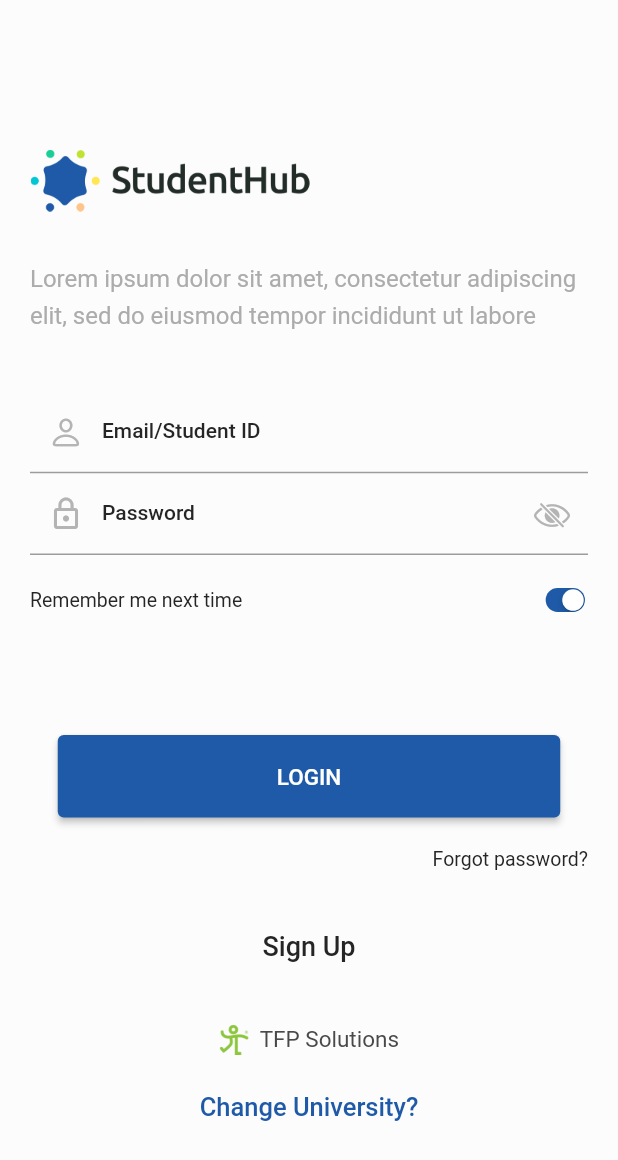
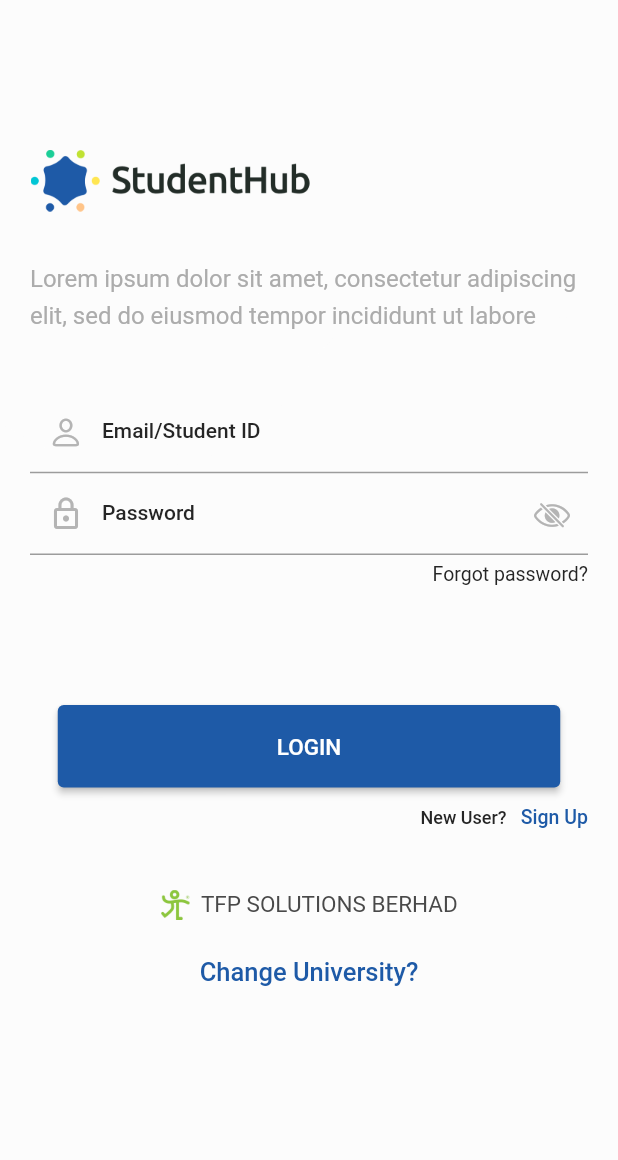
Before and after one commit to tipu0710/studenthub2, a Flutter app: the Login screen opened directly, on a phone screen of 412 x 824 dp. Shown: the top 1160 px of the screen. Run offline on Flutter 3.47's test engine with Material 2 defaults, Android fonts, the phone set to English and light mode, and no system bars; drawn by our look-alikes of oktoast; our stand-ins replace cached_network_image, dio, flutter_local_notifications, pin_code_fields, shared_preferences, simple_animations and 3 more; missing offline and left inert: encrypt, qr_code_scanner; accounts and stored records are empty; network calls fail; Roboto replaces fonts that are missing (Microsoft YaHei UI, Poppins).

Commit message:
several bug fixed

```diff
--- a/lib/main.dart
+++ b/lib/main.dart
@@ -9,7 +9,7 @@
 import 'package:studenthub2/ui/university/view/university.dart';
 
 import 'ui/auth/login/view/login.dart';
-import 'ui/calender/controller/notification_controller.dart';
+import 'ui/calendar/controller/notification_controller.dart';
 
 void main() async {
   WidgetsFlutterBinding.ensureInitialized();
--- a/lib/ui/auth/login/view/login.dart
+++ b/lib/ui/auth/login/view/login.dart
@@ -25,8 +25,6 @@
   final _formKey = GlobalKey<FormState>();
 
   LoginController loginController;
-
-  bool rememberValue = true;
 
   @override
   void initState() {
@@ -87,27 +85,27 @@
                     ),
                     email(),
                     password(),
-                    remember(),
+                    SizedBox(height: 5,),
+                    SizedBox(
+                      height: 15,
+                      child: forgotPass(),
+                    ),
                     SizedBox(
                       height: 40,
                     ),
                     UiHelper().button(
                         context: context,
                         title: "LOGIN",
+                        bottomMargin: 5,
                         anim: true,
                         onPressed: () async {
                           if (_formKey.currentState.validate()) {
-                            print(rememberValue);
-                            await loginController.login(emailController.text,
-                                passwordController.text, rememberValue);
+                            await loginController.login(
+                                emailController.text, passwordController.text);
                           }
                         }),
                     SizedBox(
-                      height: 15,
-                      child: forgotPass(),
-                    ),
-                    SizedBox(
-                      height: 40,
+                      height: 0,
                     ),
                     signUp(),
                     SizedBox(
@@ -131,24 +129,35 @@
     );
   }
 
+
   Widget signUp() {
     return InkWell(
       onTap: () {
         Navigator.push(context, MaterialPageRoute(builder: (_) => Register()));
       },
-      child: Center(
-        child: Text(
-          'Sign Up',
+      child: Align(
+        alignment: Alignment.centerRight,
+        child: RichText(
+          text: TextSpan(
+              text: "New User? ",
               style: TextStyle(
                 fontFamily: 'Roboto',
-            fontSize: 18,
+                fontSize: 12,
                 color: const Color(0xff252525),
                 fontWeight: FontWeight.w500,
                 height: 1.8,
               ),
-          textHeightBehavior:
-              TextHeightBehavior(applyHeightToFirstAscent: false),
-          textAlign: TextAlign.left,
+              children: [
+                TextSpan(
+                    text: "  Sign Up",
+                    style: TextStyle(
+                      fontFamily: 'Roboto',
+                      fontSize: 13,
+                      color: primaryColor,
+                      fontWeight: FontWeight.w500,
+                      height: 1.8,
+                    ))
+              ]),
         ),
       ),
     );
@@ -189,45 +198,13 @@
             fit: BoxFit.fitHeight,
           ),
           Text(
-            '  TFP Solutions',
+            '  TFP SOLUTIONS BERHAD',
             style: TextStyle(
               fontFamily: 'Microsoft YaHei UI',
               fontSize: 15,
               color: const Color(0xff494949),
             ),
             textAlign: TextAlign.left,
-          ),
-        ],
-      ),
-    );
-  }
-
-  Widget remember() {
-    return Container(
-      height: 20,
-      margin: EdgeInsets.only(top: 20),
-      child: Row(
-        mainAxisAlignment: MainAxisAlignment.spaceBetween,
-        children: [
-          Text(
-            'Remember me next time ',
-            style: TextStyle(
-              fontFamily: 'Roboto',
-              fontSize: 13,
-              color: const Color(0xff252525),
-            ),
-            textAlign: TextAlign.left,
-          ),
-          FittedBox(
-            child: CupertinoSwitch(
-              value: rememberValue,
-              activeColor: Color(0xff1E5AA7),
-              onChanged: (value) {
-                setState(() {
-                  rememberValue = value;
-                });
-              },
-            ),
           ),
         ],
       ),
--- a/lib/ui/auth/register/controller/reg_controller.dart
+++ b/lib/ui/auth/register/controller/reg_controller.dart
@@ -108,6 +108,8 @@
         return;
       }
     }
+
+    registerModel.fullName = registerModel.fullName.capitalize();
     String s = jsonEncode(registerModel.toJson());
     Response response = await ApiService.postMethod(
         "https://studenthub.smartcampus.com.my/api/Home/StudentMobileApi/Register?input=${DataProcess.getEncryptedData(s)}",
--- a/lib/ui/home/view/home.dart
+++ b/lib/ui/home/view/home.dart
@@ -2,7 +2,7 @@
 import 'package:flutter/material.dart';
 import 'package:studenthub2/global.dart';
 import 'package:studenthub2/service/api/api_service.dart';
-import 'package:studenthub2/ui/calender/view/calender.dart';
+import 'package:studenthub2/ui/calendar/view/calendar.dart';
 import 'package:studenthub2/ui/home/controller/home_controller.dart';
 import 'package:studenthub2/ui/parent/view/parent.dart';
 import 'package:studenthub2/ui_helper/custom_icons.dart';
@@ -215,7 +215,7 @@
                     Navigator.push(
                         context,
                         MaterialPageRoute(
-                            builder: (_) => Calender()));
+                            builder: (_) => Calendar()));
                   },
                 ),
                 menuCard(
@@ -469,7 +469,7 @@
                       overflow: TextOverflow.ellipsis,
                     ),
                     Text(
-                      'Student Id: ${profileModel?.id ?? 0}',
+                      'Student Id: ${profileModel?.institutionDetails?.matricId ?? 0}',
                       style: TextStyle(
                         fontFamily: 'Roboto',
                         fontSize: 13,
--- a/lib/ui/parent/view/parent.dart
+++ b/lib/ui/parent/view/parent.dart
@@ -1,6 +1,6 @@
 import 'package:flutter/material.dart';
 import 'package:flutter/services.dart';
-import 'package:studenthub2/ui/calender/controller/notification_controller.dart';
+import 'package:studenthub2/ui/calendar/controller/notification_controller.dart';
 import 'package:studenthub2/ui/home/view/home.dart';
 import 'package:studenthub2/ui/notification/view/notification.dart';
 import 'package:studenthub2/ui/profile/view/profile.dart';
--- a/lib/ui/profile/view/profile.dart
+++ b/lib/ui/profile/view/profile.dart
@@ -58,7 +58,7 @@
                     Container(
                       margin: EdgeInsets.only(top: 0),
                       child: Text(
-                        profileModel.id,
+                        profileModel.institutionDetails.matricId,
                         style: TextStyle(
                           fontFamily: 'Roboto',
                           fontSize: 15,
--- a/lib/ui/university/view/university.dart
+++ b/lib/ui/university/view/university.dart
@@ -53,7 +53,7 @@
             Container(
               margin: EdgeInsets.only(left: 20, right: 20),
               child: UiHelper().input(_textEditingController, "University",
-                  suffixIcon: Icons.search,
+                  suffixIcon: Icon(Icons.search),
                   textInputAction: TextInputAction.done, onChange: (data) {
                 _universityController.updateController(data);
               }),
--- a/lib/ui_helper/effect.dart
+++ b/lib/ui_helper/effect.dart
@@ -35,13 +35,12 @@
     if (!widget.isLoading) {
       return widget.child;
     }
-
     return ShaderMask(
       blendMode: BlendMode.srcATop,
       shaderCallback: (bounds) {
         return _shimmerGradient.createShader(bounds);
       },
-      child: widget.child,
+      child: IgnorePointer(ignoring: widget.isLoading, child: widget.child),
     );
   }
 }
--- a/lib/ui_helper/ui_helper.dart
+++ b/lib/ui_helper/ui_helper.dart
@@ -1,5 +1,6 @@
 import 'dart:async';
 import 'package:flutter/material.dart';
+import 'package:flutter/services.dart';
 import 'package:studenthub2/global.dart';
 import 'package:studenthub2/ui/parent/view/parent.dart';
 import 'package:studenthub2/ui_helper/button_anim.dart';
@@ -9,8 +10,13 @@
       {TextInputAction textInputAction = TextInputAction.next,
       TextInputType textInputType = TextInputType.text,
       String Function(String) validator,
-      IconData suffixIcon,
+      Widget suffixIcon,
+      bool obscureText,
+      bool capsOn = false,
       Function(String) onChange}) {
+    if (obscureText == null) {
+      obscureText = textInputType == TextInputType.visiblePassword;
+    }
     return Builder(
       builder: (context) => Container(
         margin: EdgeInsets.only(top: 15),
@@ -18,8 +24,9 @@
           keyboardType: textInputType,
           controller: controller,
           textInputAction: textInputAction,
-          obscureText: textInputType == TextInputType.visiblePassword,
+          obscureText: obscureText ?? false,
           onChanged: onChange,
+          inputFormatters: capsOn ? [UpperCaseTextFormatter()] : [],
           style: TextStyle(
             fontFamily: 'Roboto',
             fontSize: 14,
@@ -31,7 +38,7 @@
           },
           decoration: InputDecoration(
             contentPadding: EdgeInsets.only(left: 10, right: 15),
-            suffixIcon: suffixIcon != null ? Icon(suffixIcon) : null,
+            suffixIcon: suffixIcon,
             labelText: label,
             labelStyle: TextStyle(
               fontFamily: 'Roboto',
@@ -121,6 +128,7 @@
       @required Function() onPressed,
       bool anim = false,
       double topMargin = 40,
+      double bottomMargin = 20,
       Color color,
       double width,
       double height,
@@ -132,16 +140,16 @@
             mainChild: Container(
               height: height ?? 55,
               width: width ?? 335,
-              margin: EdgeInsets.only(top: topMargin, bottom: 20),
+              margin: EdgeInsets.only(top: topMargin, bottom: bottomMargin),
               decoration: BoxDecoration(
                 borderRadius: BorderRadius.circular(5.0),
               ),
               child: ElevatedButton(
                 onPressed: () async {
                   valueNotifier.value = AnimState.loadingStart;
-                  try{
+                  try {
                     await onPressed();
-                  }catch (e){
+                  } catch (e) {
                     print(e);
                     showMessage("Something went wrong!");
                   }
@@ -270,3 +278,14 @@
         });
   }
 }
+
+class UpperCaseTextFormatter extends TextInputFormatter {
+  @override
+  TextEditingValue formatEditUpdate(
+      TextEditingValue oldValue, TextEditingValue newValue) {
+    return TextEditingValue(
+      text: newValue.text?.toUpperCase(),
+      selection: newValue.selection,
+    );
+  }
+}
```
Also changed, not shown: lib/global.dart (+11 -0 lines), lib/ui/auth/login/controller/login_controller.dart (+3 -4 lines), lib/ui/auth/password/view/password.dart (+25 -9 lines), lib/ui/auth/pin/controller/pin_controller.dart (+6 -13 lines), lib/ui/auth/pin/view/pin.dart (+78 -22 lines), lib/ui/auth/register/view/register.dart (+12 -8 lines), lib/ui/calendar/controller/calendar_controller.dart (renamed from lib/ui/calender/controller/calender_controller.dart, +12 -3 lines), lib/ui/calendar/view/calendar.dart (renamed from lib/ui/calender/view/calender.dart, +16 -11 lines), lib/ui/calendar/view/event_create_dialog.dart (renamed from lib/ui/calender/view/event_create_dialog.dart, +4 -3 lines), lib/ui/calendar/controller/notification_controller.dart (renamed from lib/ui/calender/controller/notification_controller.dart), lib/ui/calendar/model/event_model.dart (renamed from lib/ui/calender/model/event_model.dart). Lines whose indentation alone changed are shown as unchanged.
